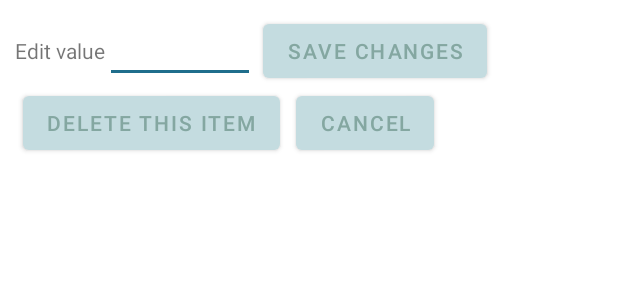
After one commit to Mala-Kusum/PreMonsoonActionss, an Android app: the layout dialog3.xml on its own in the app's theme, with its tools: preview values and no code run, on a phone screen of 412 x 824 dp. The commit adds this screen. Shown: the top 300 px of the screen. Run offline under Robolectric (Android 15) with nearby library versions, the phone set to English and light mode, and no system bars.

Commit message:
hello 17 aug 3

```diff
--- /dev/null
+++ b/app/src/main/res/layout/dialog3.xml
@@ -0,0 +1,45 @@
+<?xml version="1.0" encoding="utf-8"?>
+<LinearLayout xmlns:android="http://schemas.android.com/apk/res/android"
+    android:layout_margin="10dp"
+    android:layout_width="match_parent"
+    android:layout_height="match_parent"
+    android:orientation="vertical">
+    <LinearLayout
+        android:layout_width="wrap_content"
+        android:layout_height="wrap_content"
+        android:orientation="horizontal">
+        <TextView
+            android:layout_width="wrap_content"
+            android:layout_height="wrap_content"
+            android:text="Edit value"/>
+        <EditText
+            android:id="@+id/amount"
+            android:layout_width="100dp"
+            android:layout_height="wrap_content"/>
+        <Button
+            android:layout_marginHorizontal="5dp"
+            android:id="@+id/edit"
+            android:layout_width="wrap_content"
+            android:layout_height="wrap_content"
+            android:text="Save changes"/>
+    </LinearLayout>
+    <LinearLayout
+        android:layout_width="wrap_content"
+        android:layout_height="wrap_content"
+        android:orientation="horizontal">
+        <Button
+            android:layout_marginHorizontal="5dp"
+            android:id="@+id/delete"
+            android:layout_width="match_parent"
+            android:layout_height="wrap_content"
+            android:text="Delete this item"/>
+        <Button
+            android:layout_marginHorizontal="5dp"
+            android:id="@+id/cancel"
+            android:layout_width="match_parent"
+            android:layout_height="wrap_content"
+            android:text="Cancel"/>
+    </LinearLayout>
+
+
+</LinearLayout>
--- a/app/src/main/res/layout/materialcard.xml
+++ b/app/src/main/res/layout/materialcard.xml
@@ -12,6 +12,7 @@
     app:cardCornerRadius="20dp"
     tools:ignore="MissingDefaultResource">
     <LinearLayout
+        android:id="@+id/materialcard"
         android:layout_width="match_parent"
         android:layout_height="wrap_content"
         android:paddingVertical="5dp"
```
Also changed, not shown: app/src/main/java/com/example/premonsoonaction/Equipments.java (+3 -4 lines), app/src/main/java/com/example/premonsoonaction/MaterialAdapter.java (+81 -0 lines).
